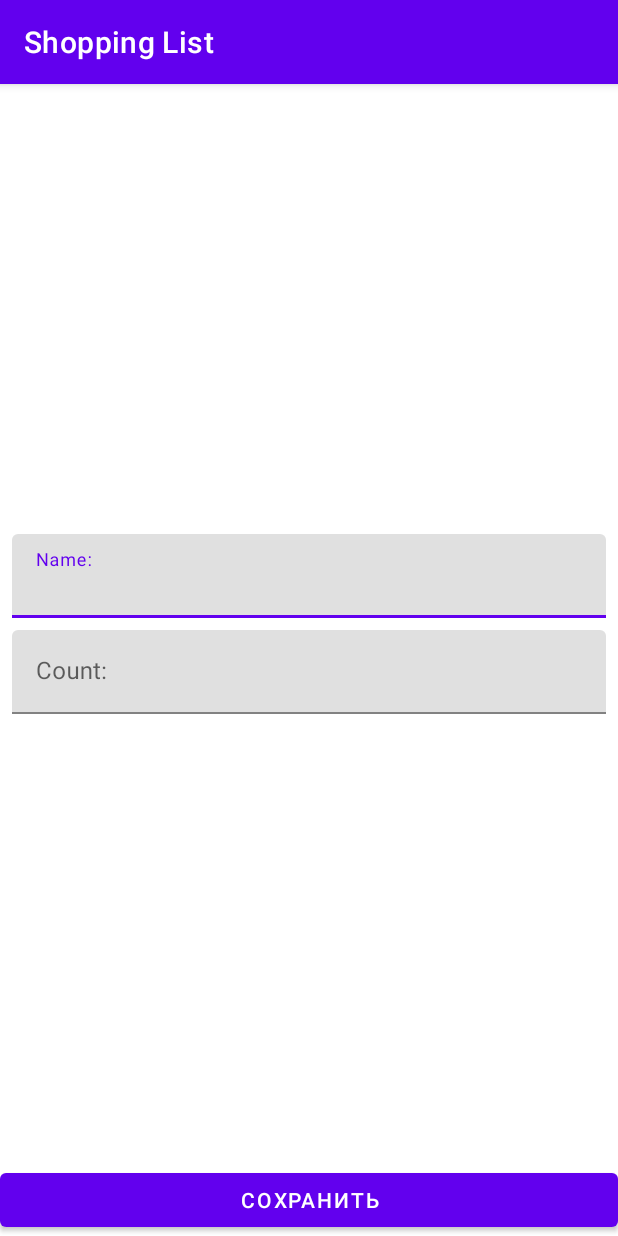
After one commit to MikhailIgnatovich/ShoppingList, an Android app: the ShopItemFragment screen opened directly, with no data from a screen before it, on a phone screen of 412 x 824 dp. The commit adds this screen. Run offline under Robolectric (Android 15) with nearby library versions, the phone set to English and light mode, and no system bars; 3 statements that could not run were skipped.

Commit message:
Добавил ShopItemFragment.kt

```diff
--- a/app/build.gradle
+++ b/app/build.gradle
@@ -39,6 +39,7 @@ dependencies {
     implementation 'androidx.appcompat:appcompat:1.3.1'
     implementation 'com.google.android.material:material:1.4.0'
     implementation 'androidx.constraintlayout:constraintlayout:2.1.0'
+    implementation 'androidx.legacy:legacy-support-v4:1.0.0'
     testImplementation 'junit:junit:4.+'
     androidTestImplementation 'androidx.test.ext:junit:1.1.3'
     androidTestImplementation 'androidx.test.espresso:espresso-core:3.4.0'
--- /dev/null
+++ b/app/src/main/java/com/bulich/misha/shoppinglist/presentation/ShopItemFragment.kt
@@ -0,0 +1,21 @@
+package com.bulich.misha.shoppinglist.presentation
+
+import android.os.Bundle
+import androidx.fragment.app.Fragment
+import android.view.LayoutInflater
+import android.view.View
+import android.view.ViewGroup
+import com.bulich.misha.shoppinglist.R
+
+
+class ShopItemFragment : Fragment() {
+
+
+    override fun onCreateView(
+        inflater: LayoutInflater, container: ViewGroup?,
+        savedInstanceState: Bundle?
+    ): View? {
+        // Inflate the layout for this fragment
+        return inflater.inflate(R.layout.fragment_shop_item, container, false)
+    }
+}
--- a/app/src/main/res/layout/activity_shop_item.xml
+++ b/app/src/main/res/layout/activity_shop_item.xml
@@ -1,59 +1,10 @@
 <?xml version="1.0" encoding="utf-8"?>
-<androidx.constraintlayout.widget.ConstraintLayout xmlns:android="http://schemas.android.com/apk/res/android"
+<androidx.fragment.app.FragmentContainerView xmlns:android="http://schemas.android.com/apk/res/android"
     xmlns:app="http://schemas.android.com/apk/res-auto"
     xmlns:tools="http://schemas.android.com/tools"
+    android:id="@+id/shop_item_container"
+    android:name="com.bulich.misha.shoppinglist.presentation.ShopItemFragment"
     android:layout_width="match_parent"
     android:layout_height="match_parent"
-    tools:context=".presentation.ShopItemActivity">
-
-    <com.google.android.material.textfield.TextInputLayout
-        android:id="@+id/til_name"
-        android:layout_width="0dp"
-        android:layout_height="wrap_content"
-        android:layout_marginStart="8dp"
-        android:layout_marginEnd="8dp"
-        android:layout_marginBottom="4dp"
-        app:layout_constraintBottom_toTopOf="@id/til_count"
-        app:layout_constraintEnd_toEndOf="parent"
-        app:layout_constraintStart_toStartOf="parent"
-        app:layout_constraintTop_toTopOf="parent"
-        app:layout_constraintVertical_chainStyle="packed">
-
-        <com.google.android.material.textfield.TextInputEditText
-            android:id="@+id/et_name"
-            android:layout_width="match_parent"
-            android:layout_height="wrap_content"
-            android:hint="Name:"
-            android:inputType="textCapWords" />
-    </com.google.android.material.textfield.TextInputLayout>
-
-    <com.google.android.material.textfield.TextInputLayout
-        android:id="@+id/til_count"
-        android:layout_width="0dp"
-        android:layout_height="wrap_content"
-        android:layout_marginTop="4dp"
-        android:layout_marginStart="8dp"
-        android:layout_marginEnd="8dp"
-        app:layout_constraintBottom_toTopOf="@id/button_save"
-        app:layout_constraintEnd_toEndOf="parent"
-        app:layout_constraintStart_toStartOf="parent"
-        app:layout_constraintTop_toBottomOf="@id/til_name">
-
-        <com.google.android.material.textfield.TextInputEditText
-            android:id="@+id/et_count"
-            android:layout_width="match_parent"
-            android:layout_height="wrap_content"
-            android:hint="Count:"
-            android:inputType="number" />
-    </com.google.android.material.textfield.TextInputLayout>
-
-    <Button
-        android:id="@+id/button_save"
-        android:layout_width="0dp"
-        android:layout_height="wrap_content"
-        android:text="@string/save_button"
-        app:layout_constraintBottom_toBottomOf="parent"
-        app:layout_constraintEnd_toEndOf="parent"
-        app:layout_constraintStart_toStartOf="parent" />
-
-</androidx.constraintlayout.widget.ConstraintLayout>
+    tools:context=".presentation.ShopItemActivity"
+    tools:layout="@layout/fragment_shop_item" />
--- /dev/null
+++ b/app/src/main/res/layout/fragment_shop_item.xml
@@ -0,0 +1,59 @@
+<?xml version="1.0" encoding="utf-8"?>
+<androidx.constraintlayout.widget.ConstraintLayout xmlns:android="http://schemas.android.com/apk/res/android"
+    xmlns:app="http://schemas.android.com/apk/res-auto"
+    xmlns:tools="http://schemas.android.com/tools"
+    android:layout_width="match_parent"
+    android:layout_height="match_parent"
+    tools:context=".presentation.ShopItemFragment">
+
+    <com.google.android.material.textfield.TextInputLayout
+        android:id="@+id/til_name"
+        android:layout_width="0dp"
+        android:layout_height="wrap_content"
+        android:layout_marginStart="8dp"
+        android:layout_marginEnd="8dp"
+        android:layout_marginBottom="4dp"
+        app:layout_constraintBottom_toTopOf="@id/til_count"
+        app:layout_constraintEnd_toEndOf="parent"
+        app:layout_constraintStart_toStartOf="parent"
+        app:layout_constraintTop_toTopOf="parent"
+        app:layout_constraintVertical_chainStyle="packed">
+
+        <com.google.android.material.textfield.TextInputEditText
+            android:id="@+id/et_name"
+            android:layout_width="match_parent"
+            android:layout_height="wrap_content"
+            android:hint="Name:"
+            android:inputType="textCapWords" />
+    </com.google.android.material.textfield.TextInputLayout>
+
+    <com.google.android.material.textfield.TextInputLayout
+        android:id="@+id/til_count"
+        android:layout_width="0dp"
+        android:layout_height="wrap_content"
+        android:layout_marginTop="4dp"
+        android:layout_marginStart="8dp"
+        android:layout_marginEnd="8dp"
+        app:layout_constraintBottom_toTopOf="@id/button_save"
+        app:layout_constraintEnd_toEndOf="parent"
+        app:layout_constraintStart_toStartOf="parent"
+        app:layout_constraintTop_toBottomOf="@id/til_name">
+
+        <com.google.android.material.textfield.TextInputEditText
+            android:id="@+id/et_count"
+            android:layout_width="match_parent"
+            android:layout_height="wrap_content"
+            android:hint="Count:"
+            android:inputType="number" />
+    </com.google.android.material.textfield.TextInputLayout>
+
+    <Button
+        android:id="@+id/button_save"
+        android:layout_width="0dp"
+        android:layout_height="wrap_content"
+        android:text="@string/save_button"
+        app:layout_constraintBottom_toBottomOf="parent"
+        app:layout_constraintEnd_toEndOf="parent"
+        app:layout_constraintStart_toStartOf="parent" />
+
+</androidx.constraintlayout.widget.ConstraintLayout>
--- a/app/src/main/res/values/strings.xml
+++ b/app/src/main/res/values/strings.xml
@@ -4,4 +4,6 @@
     <string name="error_input_count">Ошибка ввода значения</string>
     <string name="error_input_name">Ошибка ввода имени</string>
     <string name="save_button">СОХРАНИТЬ</string>
+    <!-- TODO: Remove or change this placeholder text -->
+    <string name="hello_blank_fragment">Hello blank fragment</string>
 </resources>
```
